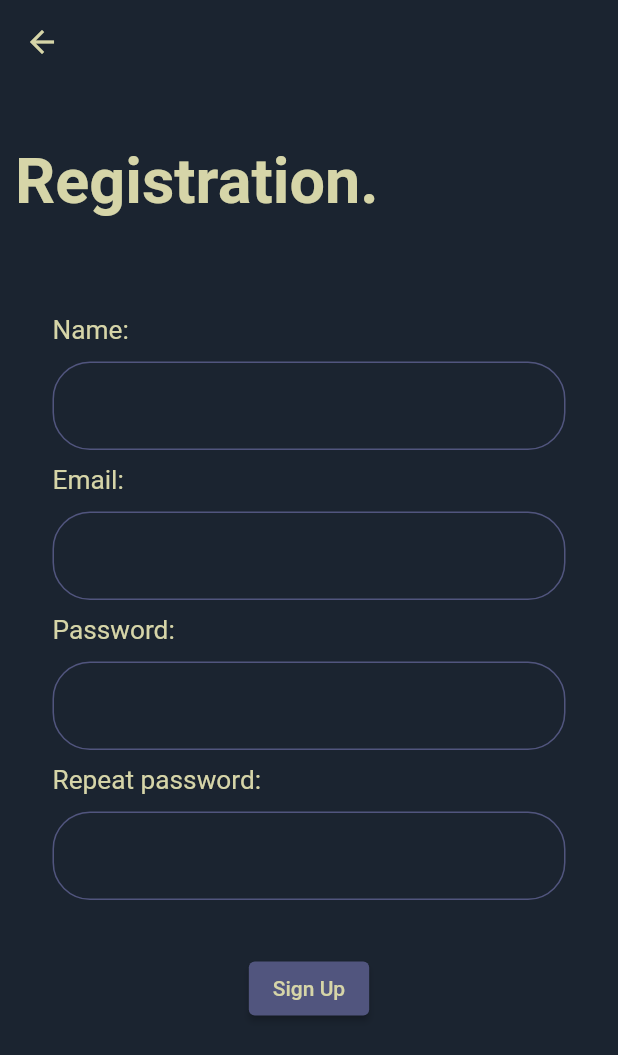
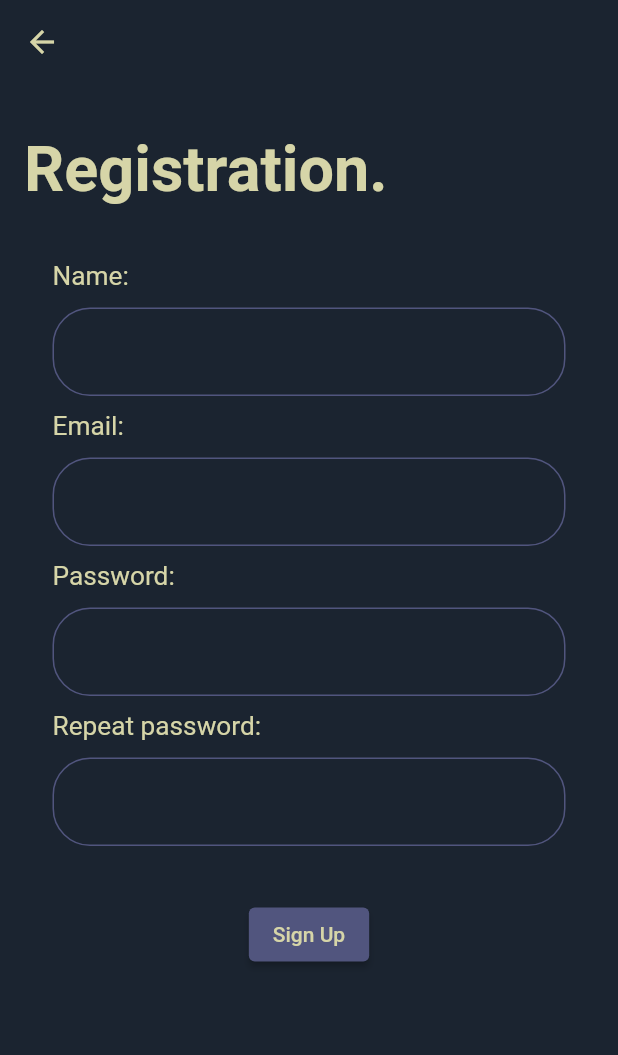
Before and after one commit to Salenhard/MobileApplication, a Flutter app: the Registration screen opened by its route, on a phone screen of 412 x 824 dp. Shown: the top 1055 px of the screen. Run offline on Flutter 3.47's test engine with Material 2 defaults, Android fonts, the phone set to English and light mode, and no system bars; our stand-ins replace sqflite; accounts and stored records are empty.

Commit message:
Improved page - B 1.5

```diff
--- a/lib/frontend/registration_page.dart
+++ b/lib/frontend/registration_page.dart
@@ -20,30 +20,30 @@ class RegistrationState extends State<Registration> {
 
   @override
   Widget build(BuildContext context) {
-    return Form(
+    return Scaffold(
+      backgroundColor: Extensions.colorDark,
+      appBar: AppBar(
+        backgroundColor: Colors.transparent,
+        shadowColor: Colors.transparent,
+        iconTheme: const IconThemeData(color: Extensions.colorBright),
+      ),
+      body: Form(
         key: _formKey,
         child: SingleChildScrollView(
           child: Wrap(
             alignment: WrapAlignment.center,
             crossAxisAlignment: WrapCrossAlignment.start,
             children: [
-            // Button back
-
-            AppBar(
-              backgroundColor: Colors.transparent,
-              shadowColor: Colors.transparent,
-              iconTheme: const IconThemeData(color: Extensions.colorBright),
-            ),
-
               // Title
 
-            Align(
+              Container(
                 alignment: Alignment.centerLeft,
-              child: Container(
-                margin: const EdgeInsets.fromLTRB(10, 40, 10, 60),
-                // color: Colors.amber,
-                child: const Text("Registration.",
-                    style: Extensions.textStyleMainField1, textScaleFactor: 3),
+                margin:
+                    const EdgeInsets.symmetric(vertical: 32, horizontal: 16),
+                child: const FittedBox(
+                  child: Text("Registration.",
+                      style: Extensions.textStyleMainField1,
+                      textScaleFactor: 3),
                 ),
               ),
 
@@ -55,7 +55,8 @@ class RegistrationState extends State<Registration> {
                 children: [
                   Extensions.getFullInputFieldAsColumn(
                       "Name",
-                    Extensions.getTextFormFieldValidator("name", RegExp(r'.+')),
+                      Extensions.getTextFormFieldValidator(
+                          "name", RegExp(r'.+')),
                       _nameTEC),
                   Extensions.getFullInputFieldAsColumn(
                       "Email",
@@ -124,10 +125,11 @@ class RegistrationState extends State<Registration> {
                       }
                     },
                     style: Extensions.buttonElevatedStyleUsual1,
-                  child:
-                      const Text('Sign Up', style: Extensions.textStyleUsual1)),
+                    child: const Text('Sign Up',
+                        style: Extensions.textStyleUsual1)),
               ),
             ],
+          ),
         ),
       ),
     );
```
Lines whose indentation alone changed are shown as unchanged.
